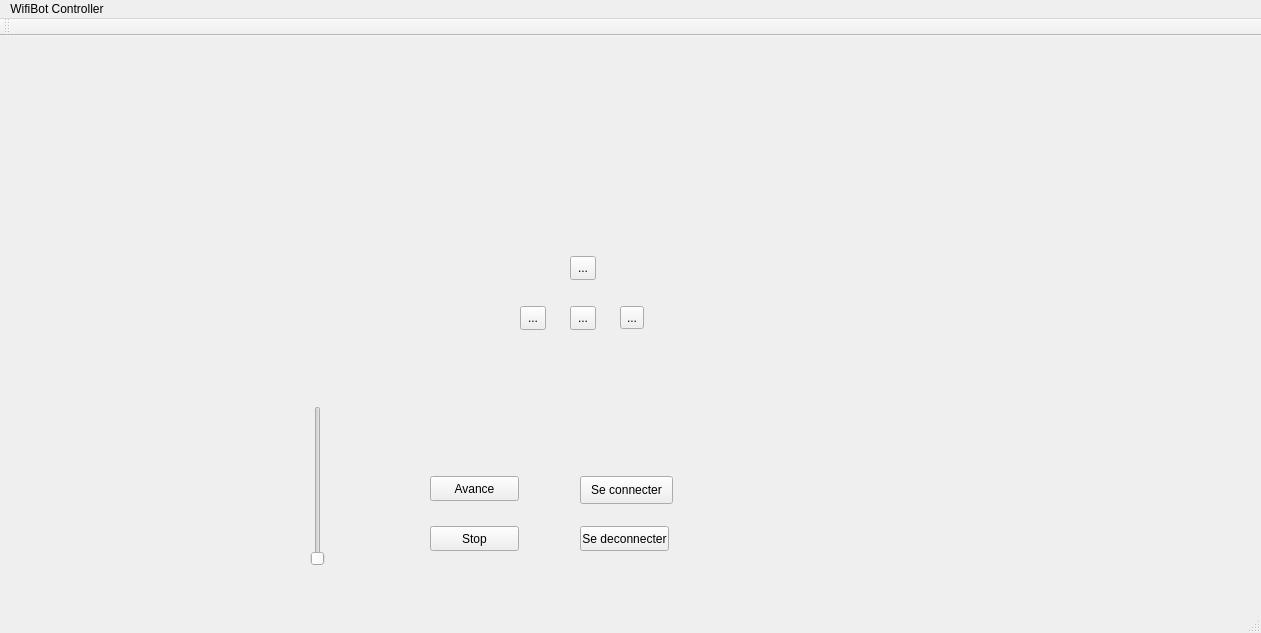
Old version of the form Wifibot/mainwindow.ui in the repository Luckiris/WifiBot.
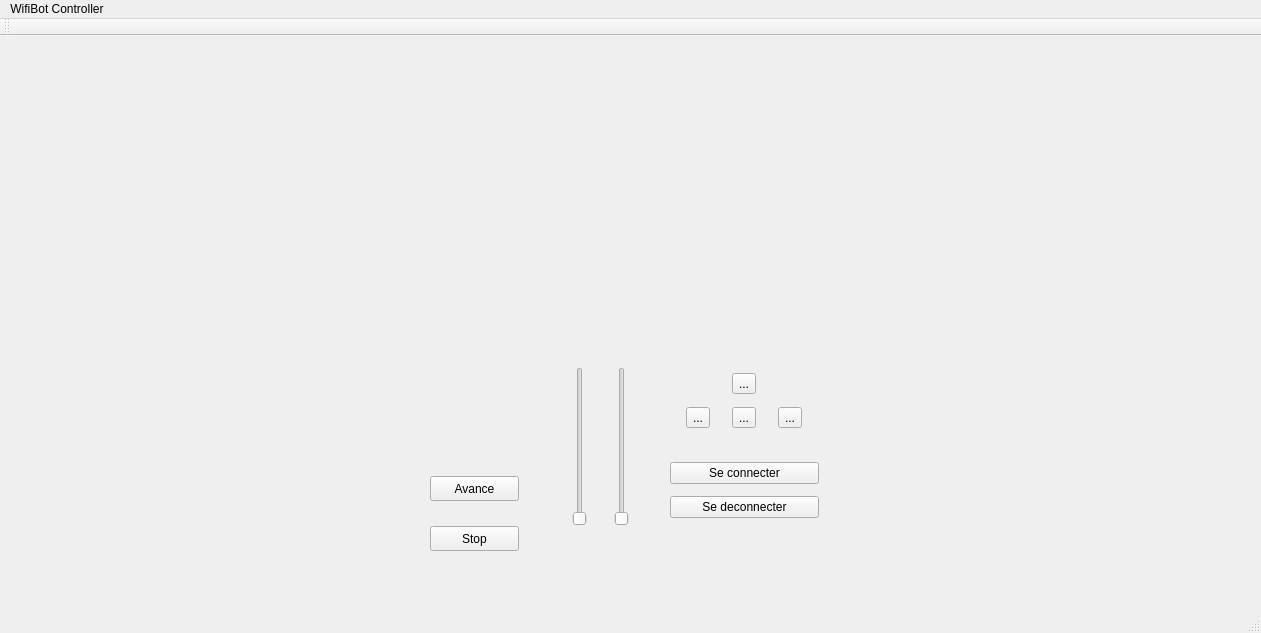
New version of the form. Icons and pictures are not drawn.

```diff
--- a/Wifibot/mainwindow.ui
+++ b/Wifibot/mainwindow.ui
@@ -14,19 +14,6 @@
    <string>MainWindow</string>
   </property>
   <widget class="QWidget" name="centralWidget">
-   <widget class="QPushButton" name="Se_connecter">
-    <property name="geometry">
-     <rect>
-      <x>580</x>
-      <y>440</y>
-      <width>93</width>
-      <height>28</height>
-     </rect>
-    </property>
-    <property name="text">
-     <string>Se connecter</string>
-    </property>
-   </widget>
    <widget class="QPushButton" name="Avance">
     <property name="geometry">
      <rect>
@@ -53,41 +40,38 @@
      <string>Stop</string>
     </property>
    </widget>
-   <widget class="QPushButton" name="Se_deconnecter">
+   <widget class="QWidget" name="gridLayoutWidget">
     <property name="geometry">
      <rect>
-      <x>580</x>
-      <y>490</y>
-      <width>89</width>
-      <height>25</height>
+      <x>659</x>
+      <y>319</y>
+      <width>171</width>
+      <height>91</height>
      </rect>
     </property>
+    <layout class="QGridLayout" name="gridLayout">
+     <item row="1" column="0">
+      <widget class="QToolButton" name="Left">
     <property name="text">
-     <string>Se deconnecter</string>
-    </property>
-   </widget>
-   <widget class="QSlider" name="Vitesse">
-    <property name="geometry">
-     <rect>
-      <x>310</x>
-      <y>370</y>
-      <width>16</width>
-      <height>160</height>
-     </rect>
-    </property>
-    <property name="orientation">
-     <enum>Qt::Vertical</enum>
-    </property>
-   </widget>
+        <string>...</string>
+       </property>
+       <property name="shortcut">
+        <string>Left</string>
+       </property>
+      </widget>
+     </item>
+     <item row="1" column="1">
+      <widget class="QToolButton" name="Down">
+       <property name="text">
+        <string>...</string>
+       </property>
+       <property name="shortcut">
+        <string>Down</string>
+       </property>
+      </widget>
+     </item>
+     <item row="1" column="2">
    <widget class="QToolButton" name="Right">
-    <property name="geometry">
-     <rect>
-      <x>620</x>
-      <y>270</y>
-      <width>24</width>
-      <height>23</height>
-     </rect>
-    </property>
     <property name="text">
      <string>...</string>
     </property>
@@ -99,14 +83,11 @@
      <string>Right</string>
     </property>
    </widget>
+     </item>
+     <item row="0" column="1">
    <widget class="QToolButton" name="Up">
-    <property name="geometry">
-     <rect>
-      <x>570</x>
-      <y>220</y>
-      <width>26</width>
-      <height>24</height>
-     </rect>
+       <property name="styleSheet">
+        <string notr="true"/>
     </property>
     <property name="text">
      <string>...</string>
@@ -119,45 +100,60 @@
      <string>Up</string>
     </property>
    </widget>
-   <widget class="QToolButton" name="Down">
+     </item>
+    </layout>
+   </widget>
+   <widget class="QWidget" name="verticalLayoutWidget">
     <property name="geometry">
      <rect>
-      <x>570</x>
-      <y>270</y>
-      <width>26</width>
-      <height>24</height>
+      <x>659</x>
+      <y>409</y>
+      <width>171</width>
+      <height>91</height>
      </rect>
     </property>
+    <layout class="QVBoxLayout" name="verticalLayout">
+     <item>
+      <widget class="QPushButton" name="Se_connecter">
     <property name="text">
-     <string>...</string>
-    </property>
-    <property name="icon">
-     <iconset>
-      <normaloff>../../../../Images/arrows/Down_Arrow.png</normaloff>../../../../Images/arrows/Down_Arrow.png</iconset>
-    </property>
-    <property name="shortcut">
-     <string>Down</string>
-    </property>
-   </widget>
-   <widget class="QToolButton" name="Left">
+        <string>Se connecter</string>
+       </property>
+      </widget>
+     </item>
+     <item>
+      <widget class="QPushButton" name="Se_deconnecter">
+       <property name="text">
+        <string>Se deconnecter</string>
+       </property>
+      </widget>
+     </item>
+    </layout>
+   </widget>
+   <widget class="QWidget" name="horizontalLayoutWidget">
     <property name="geometry">
      <rect>
-      <x>520</x>
-      <y>270</y>
-      <width>26</width>
-      <height>24</height>
+      <x>540</x>
+      <y>320</y>
+      <width>121</width>
+      <height>181</height>
      </rect>
     </property>
-    <property name="text">
-     <string>...</string>
-    </property>
-    <property name="icon">
-     <iconset>
-      <normaloff>../../../../Images/arrows/Left_Arrow.png</normaloff>../../../../Images/arrows/Left_Arrow.png</iconset>
-    </property>
-    <property name="shortcut">
-     <string>Left</string>
-    </property>
+    <layout class="QHBoxLayout" name="horizontalLayout">
+     <item>
+      <widget class="QSlider" name="Rotationalite">
+       <property name="orientation">
+        <enum>Qt::Vertical</enum>
+       </property>
+      </widget>
+     </item>
+     <item>
+      <widget class="QSlider" name="Vitesse">
+       <property name="orientation">
+        <enum>Qt::Vertical</enum>
+       </property>
+      </widget>
+     </item>
+    </layout>
    </widget>
   </widget>
   <widget class="QMenuBar" name="menuBar">
```
Left out of the diff: 10 changed lines with no effect on the pictures. Lines whose indentation alone changed are shown as unchanged.
